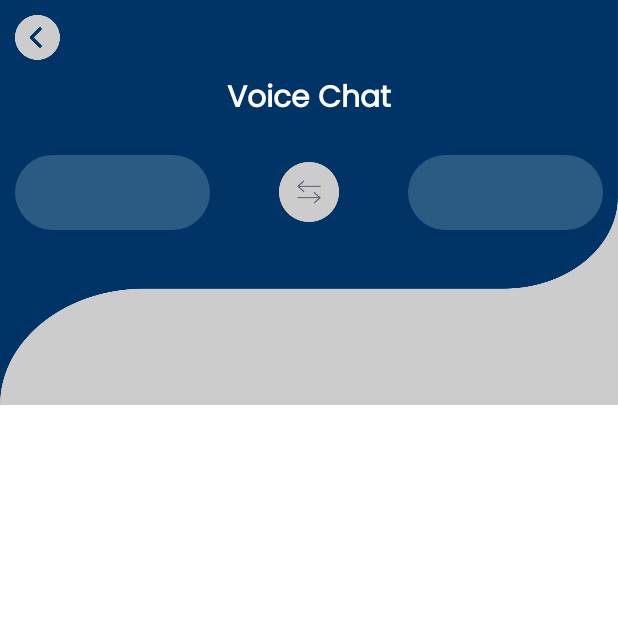
After one commit to AppWizAli/Translate360, an Android app: the fragment VoiceChatFragment shown on its own in the app's theme, on a phone screen of 412 x 824 dp, the top half of it. The commit adds this screen. Run offline under Robolectric (Android 15) with nearby library versions, the phone set to English and light mode, and no system bars; our stand-ins replace data binding.

Commit message:
VoiceChat Fragment

```diff
--- /dev/null
+++ b/app/src/main/java/com/hiskytechs/translate360/Fragments/VoiceChatFragment.kt
@@ -0,0 +1,60 @@
+package com.hiskytechs.translate360.Fragments
+
+import android.os.Bundle
+import androidx.fragment.app.Fragment
+import android.view.LayoutInflater
+import android.view.View
+import android.view.ViewGroup
+import com.hiskytechs.translate360.R
+
+// TODO: Rename parameter arguments, choose names that match
+// the fragment initialization parameters, e.g. ARG_ITEM_NUMBER
+private const val ARG_PARAM1 = "param1"
+private const val ARG_PARAM2 = "param2"
+
+/**
+ * A simple [Fragment] subclass.
+ * Use the [VoiceChatFragment.newInstance] factory method to
+ * create an instance of this fragment.
+ */
+class VoiceChatFragment : Fragment() {
+    // TODO: Rename and change types of parameters
+    private var param1: String? = null
+    private var param2: String? = null
+
+    override fun onCreate(savedInstanceState: Bundle?) {
+        super.onCreate(savedInstanceState)
+        arguments?.let {
+            param1 = it.getString(ARG_PARAM1)
+            param2 = it.getString(ARG_PARAM2)
+        }
+    }
+
+    override fun onCreateView(
+        inflater: LayoutInflater, container: ViewGroup?,
+        savedInstanceState: Bundle?
+    ): View? {
+        // Inflate the layout for this fragment
+        return inflater.inflate(R.layout.fragment_voice_chat, container, false)
+    }
+
+    companion object {
+        /**
+         * Use this factory method to create a new instance of
+         * this fragment using the provided parameters.
+         *
+         * @param param1 Parameter 1.
+         * @param param2 Parameter 2.
+         * @return A new instance of fragment VoiceChatFragment.
+         */
+        // TODO: Rename and change types and number of parameters
+        @JvmStatic
+        fun newInstance(param1: String, param2: String) =
+            VoiceChatFragment().apply {
+                arguments = Bundle().apply {
+                    putString(ARG_PARAM1, param1)
+                    putString(ARG_PARAM2, param2)
+                }
+            }
+    }
+}
--- a/app/src/main/res/layout/fragment_home.xml
+++ b/app/src/main/res/layout/fragment_home.xml
@@ -151,6 +151,7 @@
     app:layout_column="1"
     app:layout_row="0"
     app:cardCornerRadius="27dp"
+    android:id="@+id/tv_voice"
     >
     <LinearLayout
         android:layout_width="wrap_content"
--- /dev/null
+++ b/app/src/main/res/layout/fragment_voice_chat.xml
@@ -0,0 +1,87 @@
+<?xml version="1.0" encoding="utf-8"?>
+<layout xmlns:android="http://schemas.android.com/apk/res/android"
+    xmlns:app="http://schemas.android.com/apk/res-auto"
+    xmlns:tools="http://schemas.android.com/tools">
+
+    <ScrollView
+        android:layout_width="match_parent"
+        android:layout_height="match_parent"
+        android:background="@color/white">
+
+        <LinearLayout
+            android:layout_width="match_parent"
+            android:layout_height="match_parent"
+            android:orientation="vertical">
+
+            <LinearLayout
+                android:layout_width="match_parent"
+                android:layout_height="270dp"
+                android:background="@color/secondary"
+                android:orientation="vertical">
+
+                <LinearLayout
+                    android:layout_width="match_parent"
+                    android:layout_height="270dp"
+                    android:background="@drawable/con_bg_1"
+                    android:orientation="vertical">
+
+                    <ImageView
+                        android:layout_width="30dp"
+                        android:layout_height="30dp"
+                        android:layout_margin="10dp"
+                        android:src="@drawable/txt_back" />
+
+                    <TextView
+                        android:layout_width="wrap_content"
+                        android:layout_height="wrap_content"
+                        android:layout_gravity="center"
+                        android:fontFamily="@font/poppin_regular"
+                        android:text="Voice Chat"
+                        android:textColor="@color/white"
+                        android:textSize="20sp"
+                        android:textStyle="bold" />
+
+                    <RelativeLayout
+                        android:layout_width="match_parent"
+                        android:layout_height="wrap_content"
+                        android:layout_marginVertical="20dp">
+
+                        <Spinner
+                            android:id="@+id/spinnerFrom"
+                            android:layout_width="130dp"
+                            android:layout_height="50dp"
+                            android:layout_alignParentStart="true"
+                            android:layout_marginStart="10dp"
+                            android:background="@drawable/spinner_bg" />
+
+                        <ImageView
+                            android:id="@+id/iv_forward_back"
+                            android:layout_width="40dp"
+                            android:layout_height="40dp"
+                            android:layout_centerInParent="true"
+                            android:src="@drawable/txt_for_back" />
+
+                        <Spinner
+                            android:id="@+id/spinnerTo"
+                            android:layout_width="130dp"
+                            android:layout_height="50dp"
+
+                            android:layout_alignParentEnd="true"
+                            android:layout_marginEnd="10dp"
+                            android:background="@drawable/spinner_bg" />
+                    </RelativeLayout>
+
+
+                </LinearLayout>
+            </LinearLayout>
+
+            <androidx.recyclerview.widget.RecyclerView
+                android:layout_width="match_parent"
+                android:layout_height="match_parent"
+                android:id="@+id/rvVoiceChat"
+                />
+
+
+        </LinearLayout>
+    </ScrollView>
+</layout>
```
Also changed, not shown: app/src/main/java/com/hiskytechs/translate360/Fragments/HomeFragment.kt (+8 -0 lines), app/src/main/java/com/hiskytechs/translate360/Fragments/VoiceFragment.kt (added, +60 -0 lines), app/src/main/res/layout/fragment_voice.xml (added, +10 -0 lines), app/src/main/res/navigation/nav_graph.xml (+16 -0 lines).
